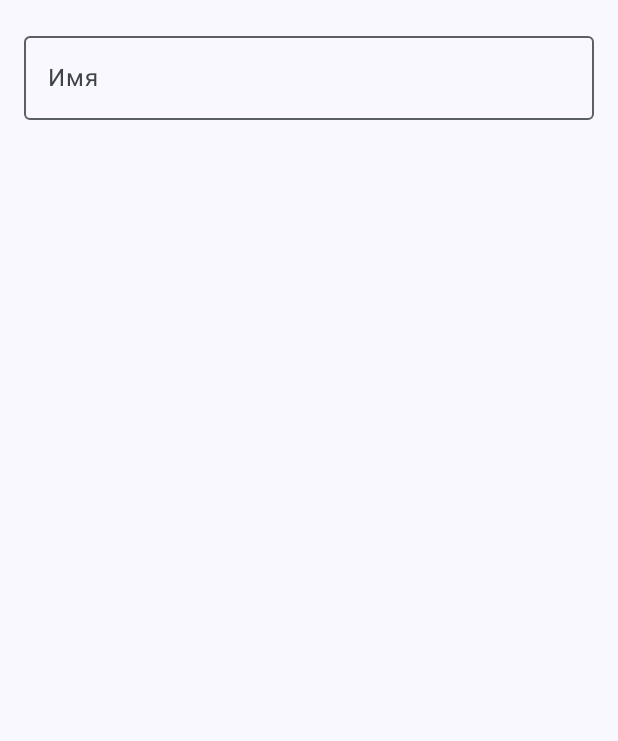
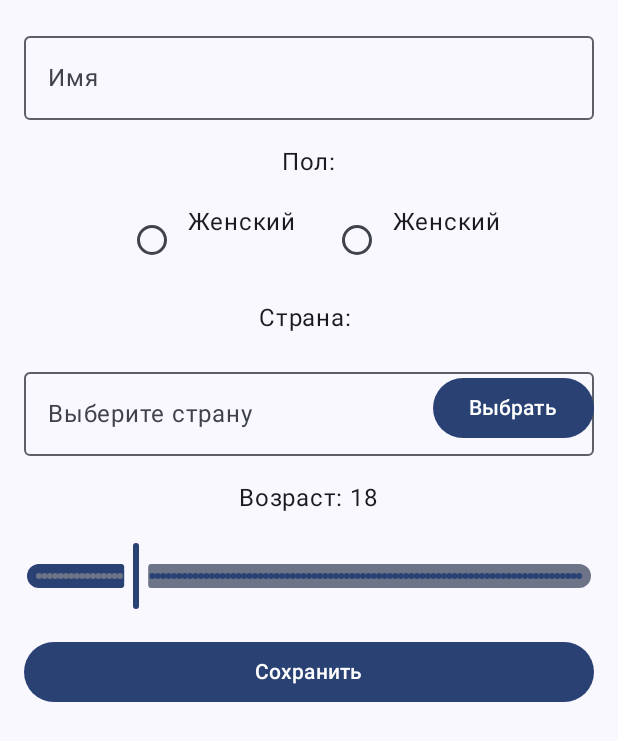
Before and after one commit to DeadKesar/Mobile6Lab, an Android app built with Jetpack Compose: the screen it shows after launch (MainActivity), on a phone screen of 412 x 824 dp. Shown: the top 741 px of the screen. Run offline under Robolectric (Android 15) with nearby library versions, the phone set to English and light mode, and no system bars.

Commit message:
сдаёмся

```diff
--- a/app/src/main/java/com/example/mobile6lab/MainActivity.kt
+++ b/app/src/main/java/com/example/mobile6lab/MainActivity.kt
@@ -14,6 +14,7 @@ import androidx.compose.material3.*
 import androidx.compose.runtime.*
 import androidx.compose.ui.Alignment
 import androidx.compose.ui.platform.LocalContext
+import androidx.compose.ui.res.stringResource
 import androidx.compose.ui.unit.dp
 import androidx.compose.ui.unit.sp
 
@@ -40,8 +41,14 @@ fun Start (modifier: Modifier = Modifier) {
     var name by remember { mutableStateOf("") }
     var gender by remember { mutableStateOf("") }
     var country by remember { mutableStateOf("") }
-    var age by remember { mutableStateOf(18f) }
-    val countries = listOf("Россия", "Украина", "Беларусь", "Казахстан", "Другие")
+    var age by remember { mutableFloatStateOf(18f) }
+    val countries = listOf(
+        stringResource(R.string.Country_for_list_1),
+        stringResource(R.string.Country_for_list_2),
+        stringResource(R.string.Country_for_list_3),
+        stringResource(R.string.Country_for_list_4),
+        stringResource(R.string.Country_for_list_5)
+    )
     var expanded by remember { mutableStateOf(false) }
 
     val context = LocalContext.current
@@ -56,26 +63,88 @@ fun Start (modifier: Modifier = Modifier) {
         OutlinedTextField(
             value = name,
             onValueChange = { name = it },
-            label = { Text("Имя") },
+            label = { Text(stringResource(R.string.name_str_show)) },
             modifier = Modifier.fillMaxWidth()
         )
+        Text(stringResource(R.string.gender_field))
+        Row {
+            RadioButton(
+                selected = gender == stringResource(R.string.male_gender),
+                onClick = { gender = context.getString(R.string.female_gender) }
+            )
+            Text(context.getString(R.string.male_gender), modifier = Modifier.padding(end = 16.dp))
+
+            RadioButton(
+                selected = gender == stringResource(R.string.male_gender),
+                onClick = { gender = context.getString(R.string.female_gender) }
+            )
+            Text(context.getString(R.string.female_gender))
+        }
+
+        Text("Страна: $country")
+        Box {
+            OutlinedTextField(
+                value = country,
+                onValueChange = {},
+                readOnly = true,
+                label = { Text(stringResource(R.string.choose_country_text_in_field)) },
+                modifier = Modifier.fillMaxWidth()
+            )
+            DropdownMenu(
+                expanded = expanded,
+                onDismissRequest = { expanded = false },
+                modifier = Modifier.fillMaxWidth()
+            ) {
+                countries.forEach { countryOption ->
+                    DropdownMenuItem(
+                        text = { Text(countryOption) },
+                        onClick = {
+                            country = countryOption
+                            expanded = false
+                        }
+                    )
+                }
+            }
+            Button(
+                onClick = { expanded = true },
+                modifier = Modifier.align(Alignment.CenterEnd)
+            ) {
+                Text(stringResource(R.string.choose_on_butt_drop_menu_country))
+            }
+        }
+
+        Text(stringResource(R.string.age_in_str_to_us_slider, age.toInt().toString()))
+        Slider(
+            value = age,
+            onValueChange = { age = it },
+            valueRange = 0f..100f,
+            steps = 99, // Для целых чисел от 0 до 100
+            modifier = Modifier.fillMaxWidth()
+        )
+
+
+        Button(
+            onClick = {
+                if (name.isNotEmpty() && gender.isNotEmpty() && country.isNotEmpty()) {
+                    Toast.makeText(
+                        context,
+                        context.getString(
+                            R.string.data_save_to_user,
+                            name,
+                            gender,
+                            country,
+                            age.toInt().toString()
+                        ),
+                        Toast.LENGTH_LONG
+                    ).show()
+                } else {
+                    Toast.makeText(context,
+                        context.getString(R.string.for_user_warn_not_all_fields), Toast.LENGTH_SHORT).show()
+                }
+            },
+            modifier = Modifier.fillMaxWidth()
+        ) {
+            Text(stringResource(R.string.name_but_save))
+        }
     }
 }
-
-
-
-@Composable
-fun Greeting(name: String, modifier: Modifier = Modifier) {
-    Text(
-        text = "Hello $name!",
-        modifier = modifier
-    )
-}
-
-@Preview(showBackground = true)
-@Composable
-fun GreetingPreview() {
-    Mobile6LabTheme {
-        Greeting("Android")
-    }
-}
--- a/app/src/main/res/values/strings.xml
+++ b/app/src/main/res/values/strings.xml
@@ -1,3 +1,18 @@
 <resources>
     <string name="app_name">Mobile6Lab</string>
+    <string name="name_but_save">Сохранить</string>
+    <string name="for_user_warn_not_all_fields">Заполните все поля!</string>
+    <string name="data_save_to_user">Данные сохранены: %1$s, %2$s, %3$s, %4$s лет</string>
+    <string name="age_in_str_to_us_slider">Возраст: %1$s</string>
+    <string name="choose_on_butt_drop_menu_country">Выбрать</string>
+    <string name="choose_country_text_in_field">Выберите страну</string>
+    <string name="male_gender">Женский</string>
+    <string name="female_gender">Женский</string>
+    <string name="gender_field">Пол:</string>
+    <string name="name_str_show">Имя</string>
+    <string name="Country_for_list_1">Россия</string>
+    <string name="Country_for_list_2">Англя</string>
+    <string name="Country_for_list_3">Канада</string>
+    <string name="Country_for_list_4">США</string>
+    <string name="Country_for_list_5">Аргентина</string>
 </resources>
```
